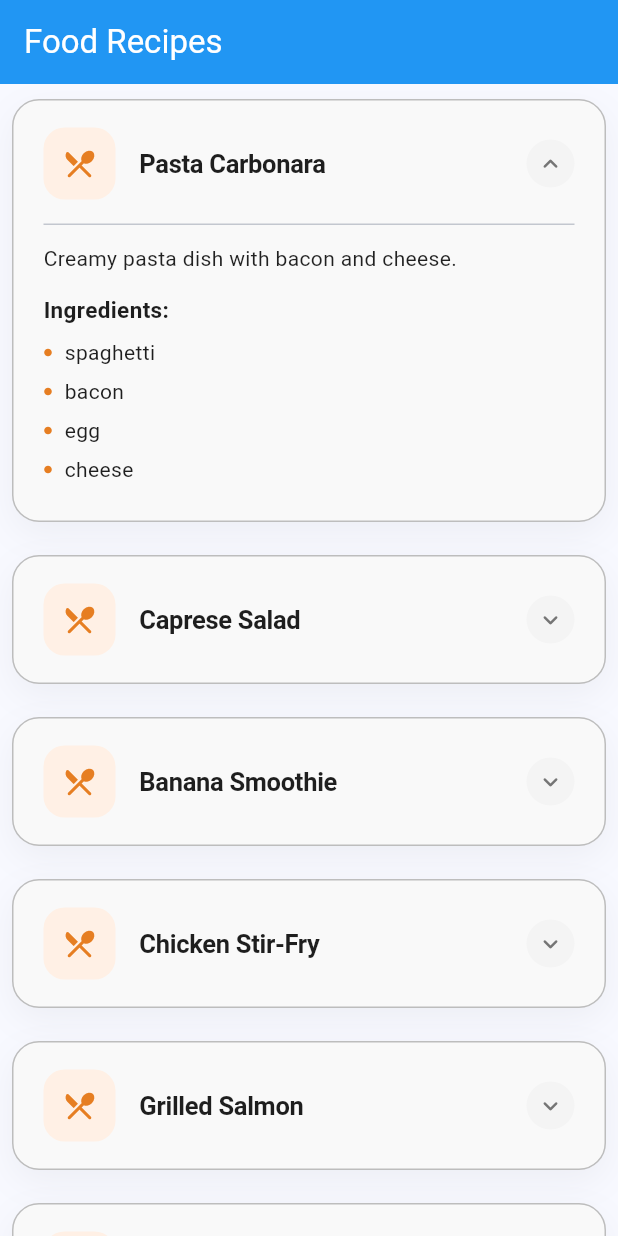
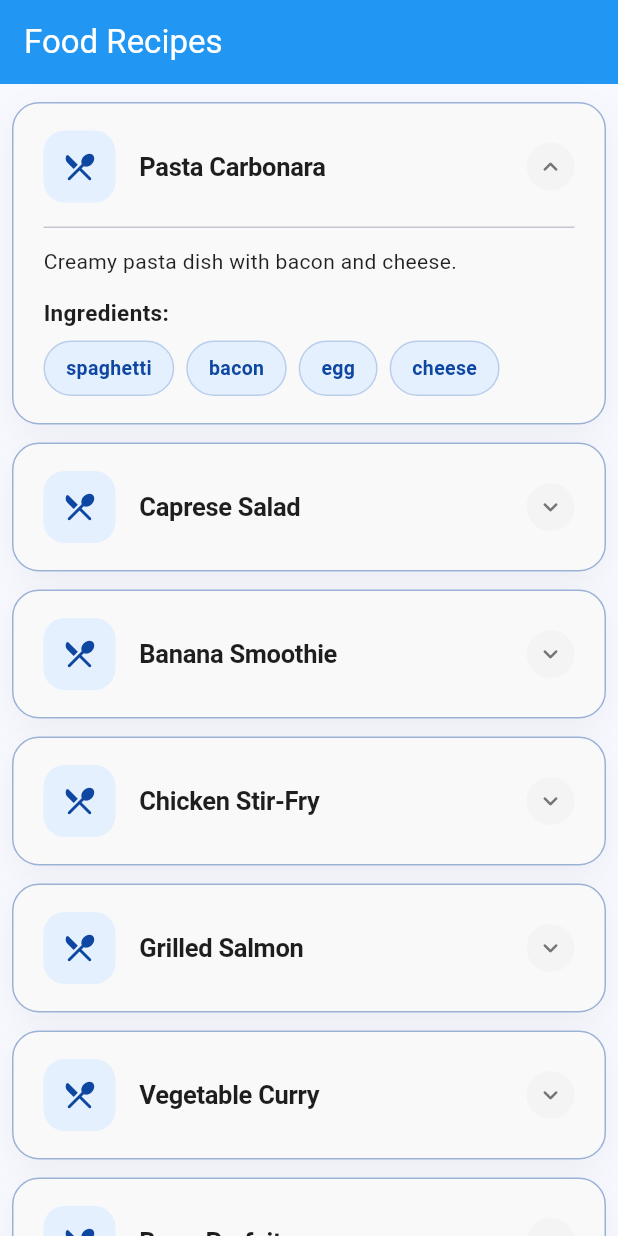
Before and after one commit to mazbaul20/Assignment-b19-m11, a Flutter app: the screen it shows after launch, after a tap on "Pasta Carbonara", on a phone screen of 412 x 824 dp. Run offline on Flutter 3.47's test engine with Material 3 defaults, Android fonts, the phone set to English and light mode, and no system bars.

Commit message:
Assignment submit

```diff
--- a/lib/core/app_colors.dart
+++ b/lib/core/app_colors.dart
@@ -6,8 +6,8 @@ class AppColors {
   static const Color background = Color(0xFFF9F9F9); // Soft off-white/cream
   static const Color backgroundDark = Colors.blue;
   static const Color cardSurface = Colors.white;
-  static const Color primaryAccent = Color(0xFFE67E22); // Warm appetizing orange
-  static const Color pastelPeach = Color(0xFFFFF0E5); // Soft pastel container
+  static const Color primaryAccent = Color(0xFF0D47A1); // Warm appetizing orange
+  static const Color pastelPeach = Color(0xFFE5F0FF); // Soft pastel container
   static const Color textDark = Color(0xFF1E1E1E); // Dark charcoal text
   static const Color borderLight = Color(0xFFEEEEEE); // Subtle card border
   static const Color borderDark = Color(0xFFBDBDBD); // Subtle card border
--- a/lib/core/recipe_data.dart
+++ b/lib/data/recipe_data.dart
@@ -1,6 +1,6 @@
 const String recipeJson = '''
 {
-  "recipes": [
+   "recipes": [
     {
       "title": "Pasta Carbonara",
       "description": "Creamy pasta dish with bacon and cheese.",
--- a/lib/presentation/feature/home/home_screen.dart
+++ b/lib/presentation/feature/home/home_screen.dart
@@ -1,10 +1,9 @@
 import 'dart:convert';
-import 'package:assignment_b19_m11/core/recipe.dart';
-import 'package:assignment_b19_m11/presentation/feature/home/widget/recipe_card.dart';
 import 'package:flutter/material.dart';
-
 import '../../../core/app_colors.dart';
-import '../../../core/recipe_data.dart';
+import '../../../core/recipe.dart';
+import '../../../data/recipe_data.dart';
+import 'widget/recipe_card.dart';
 
 class HomeScreen extends StatefulWidget {
   const HomeScreen({super.key});
@@ -45,11 +44,9 @@ class _HomeScreenState extends State<HomeScreen> {
         child: ListView.builder(
           shrinkWrap: true,
           itemCount: recipes.length,
+          padding: EdgeInsets.symmetric(horizontal: 8, vertical: 12),
           itemBuilder: (context, index) {
-            return Padding(
-              padding: EdgeInsets.only(top: 10, left: 8, right: 8),
-              child: RecipeCard(recipe: recipes[index]),
-            );
+            return RecipeCard(recipe: recipes[index]);
           },
         ),
       ),
--- a/lib/presentation/feature/home/widget/recipe_card.dart
+++ b/lib/presentation/feature/home/widget/recipe_card.dart
@@ -22,7 +22,9 @@ class _RecipeCardState extends State<RecipeCard> {
         color: AppColors.background,
         borderRadius: BorderRadius.circular(18),
         boxShadow: AppColors.cardShadow,
-        border: Border.all(color: AppColors.borderDark),
+        border: Border.all(
+          color: AppColors.primaryAccent.withValues(alpha: 0.4),
+        ),
       ),
       child: Material(
         color: Colors.transparent,
@@ -116,31 +118,36 @@ class _RecipeCardState extends State<RecipeCard> {
                   ),
                   const SizedBox(height: 8),
 
-                  //ingredients
-                  ...widget.recipe.ingredients.map((item) {
-                    return Padding(
-                      padding: const EdgeInsets.only(bottom: 6),
-                      child: Row(
-                        children: [
-                          const Icon(
-                            Icons.circle,
-                            size: 6,
+                  // Ingredients
+                  Wrap(
+                    spacing: 8,
+                    runSpacing: 10,
+                    children: widget.recipe.ingredients.map((item) {
+                      return Container(
+                        padding: const EdgeInsets.symmetric(
+                          horizontal: 14,
+                          vertical: 8,
+                        ),
+                        decoration: BoxDecoration(
+                          color: AppColors.pastelPeach,
+                          borderRadius: BorderRadius.circular(30),
+                          border: Border.all(
+                            color: AppColors.primaryAccent.withValues(
+                              alpha: 0.2,
+                            ),
+                          ),
+                        ),
+                        child: Text(
+                          item,
+                          style: const TextStyle(
+                            fontSize: 13,
+                            fontWeight: FontWeight.w600,
                             color: AppColors.primaryAccent,
                           ),
-                          const SizedBox(width: 8),
-                          Expanded(
-                            child: Text(
-                              item,
-                              style: const TextStyle(
-                                fontSize: 14,
-                                color: AppColors.textDark,
-                              ),
-                            ),
-                          ),
-                        ],
-                      ),
-                    );
-                  }),
+                        ),
+                      );
+                    }).toList(),
+                  ),
                 ],
               ],
             ),
```
Also changed, not shown: assets/ss.png (added), 1 other file.
